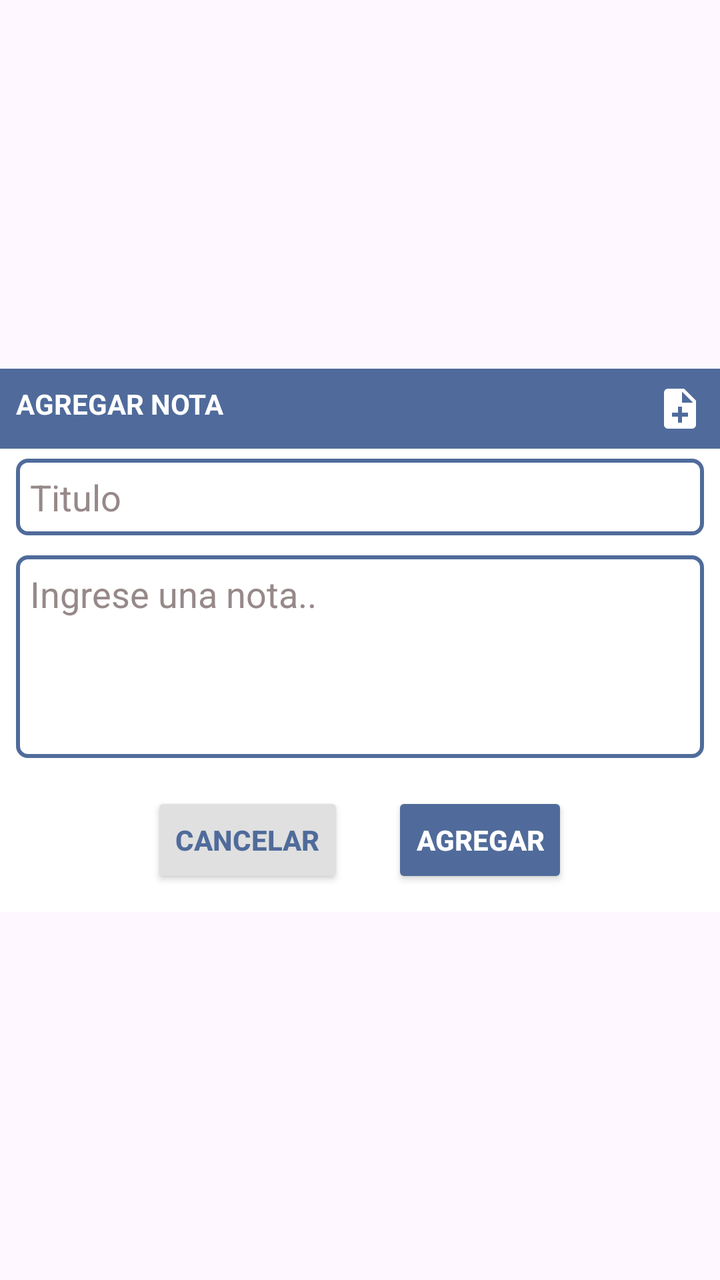
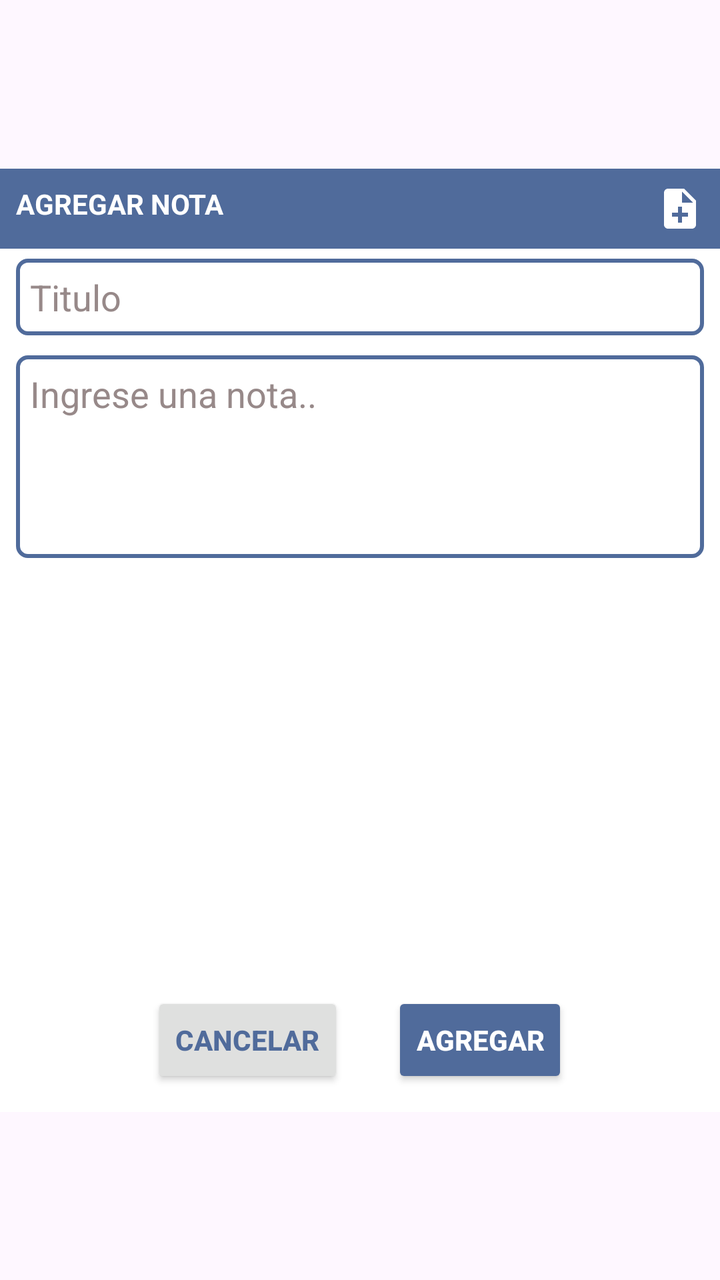

The first picture is an Android layout as it rendered before a commit; the second is the same layout after the commit. The layout source and the unified diff follow.
<!-- AndroidManifest.xml: application theme Theme.NotasApp -->
<!-- res/layout/dialog_add_notes_view2.xml -->
<?xml version="1.0" encoding="utf-8"?>
<androidx.constraintlayout.widget.ConstraintLayout xmlns:android="http://schemas.android.com/apk/res/android"
    xmlns:app="http://schemas.android.com/apk/res-auto"
    xmlns:tools="http://schemas.android.com/tools"
    android:layout_width="match_parent"
    android:layout_height="match_parent">


    <LinearLayout
        android:layout_width="match_parent"
        android:layout_height="wrap_content"
        android:background="@color/white"
        android:orientation="vertical"
        app:layout_constraintBottom_toBottomOf="parent"
        app:layout_constraintEnd_toEndOf="parent"
        app:layout_constraintStart_toStartOf="parent"
        app:layout_constraintTop_toTopOf="parent">


        <LinearLayout
            android:layout_width="match_parent"
            android:layout_height="wrap_content"
            android:orientation="horizontal"
            android:background="@color/color_primario"
            android:padding="8dp">

            <TextView
                android:layout_width="wrap_content"
                android:layout_height="wrap_content"
                android:layout_weight="3"
                android:text="Agregar Nota"
                android:textAllCaps="true"
                android:textColor="@color/white"
                android:textStyle="bold"
                tools:ignore="MissingConstraints" />

            <ImageView
                android:layout_width="24dp"
                android:layout_height="24dp"
                android:src="@drawable/note_ic"
                app:tint="@color/white" />
        </LinearLayout>

        <EditText
            android:id="@+id/et_title"
            android:textColor="@color/black"
            android:layout_width="match_parent"
            android:layout_height="wrap_content"
            android:inputType="textCapSentences"
            android:hint="Titulo"
            android:textColorHint="#978989"
            android:layout_marginHorizontal="8dp"
            android:layout_marginVertical="5dp"
            android:padding="7dp"
            android:background="@drawable/backgroun_add_notes" />

        <EditText
            android:id="@+id/et_Note"
            android:typeface="normal"
            android:textColor="@color/black"
            android:layout_width="match_parent"
            android:layout_height="wrap_content"
            android:inputType="textMultiLine"
            android:textColorHint="#978989"
            android:minLines="4"
            android:padding="7dp"
            android:gravity="top"
            android:hint="Ingrese una nota.."
            android:layout_marginHorizontal="8dp"
            android:layout_marginVertical="5dp"
            android:background="@drawable/backgroun_add_notes" />

        <LinearLayout
            android:layout_width="match_parent"
            android:layout_height="wrap_content"
            android:orientation="horizontal"
            android:gravity="center"
            >

            <androidx.appcompat.widget.AppCompatButton
                android:id="@+id/btn_Cancel"
                android:layout_width="wrap_content"
                android:layout_height="wrap_content"
                android:layout_margin="12dp"
                android:text="Cancelar"
                android:textStyle="bold"
                android:textColor="@color/color_primario"
                android:backgroundTint="#dfe0df"
                />

            <androidx.appcompat.widget.AppCompatButton
                android:id="@+id/btn_AddNote"
                android:layout_width="wrap_content"
                android:layout_height="wrap_content"
                android:layout_margin="12dp"
                android:text="Agregar"
                android:textStyle="bold"
                android:enabled="true"
                android:textColor="@color/white"
                android:backgroundTint="@color/color_primario"
                />

        </LinearLayout>
    </LinearLayout>


</androidx.constraintlayout.widget.ConstraintLayout>
<!-- resources referenced by this layout -->
<resources>
  <color name="black">#FF000000</color>
  <color name="color_primario">#506b9b</color>
  <color name="white">#FFFFFFFF</color>
  <!-- drawable backgroun_add_notes (drawable) -->
  <?xml version="1.0" encoding="utf-8"?>
  <shape xmlns:android="http://schemas.android.com/apk/res/android"
      android:shape="rectangle"
      >
  <stroke
      android:color="@color/color_primario"
      android:width="2dp"
      />
      <corners
          android:radius="5dp"
          />
  </shape>
  <!-- drawable note_ic (drawable) -->
  <vector android:autoMirrored="true" android:height="24dp"
      android:tint="#000000" android:viewportHeight="24"
      android:viewportWidth="24" android:width="24dp" xmlns:android="http://schemas.android.com/apk/res/android">
      <path android:fillColor="@android:color/white" android:pathData="M14,2L6,2c-1.1,0 -1.99,0.9 -1.99,2L4,20c0,1.1 0.89,2 1.99,2L18,22c1.1,0 2,-0.9 2,-2L20,8l-6,-6zM16,16h-3v3h-2v-3L8,16v-2h3v-3h2v3h3v2zM13,9L13,3.5L18.5,9L13,9z"/>
  </vector>
  <style name="Theme.NotasApp" parent="Base.Theme.NotasApp" />
  <style name="Base.Theme.NotasApp" parent="Theme.Material3.DayNight.NoActionBar">
          
          
          <item name="android:windowAnimationStyle">@null</item>
      </style>
</resources>

<!-- the commit's change to res/layout/dialog_add_notes_view2.xml (unified diff, before → after) -->
@@ -3,9 +3,9 @@
     xmlns:app="http://schemas.android.com/apk/res-auto"
     xmlns:tools="http://schemas.android.com/tools"
     android:layout_width="match_parent"
-    android:layout_height="match_parent">
+    android:layout_height="match_parent"
 
-
+    >
     <LinearLayout
         android:layout_width="match_parent"
         android:layout_height="wrap_content"
@@ -72,6 +72,20 @@
 
         <LinearLayout
             android:layout_width="match_parent"
+            android:layout_height="200dp"
+            android:orientation="horizontal"
+            >
+            <androidx.recyclerview.widget.RecyclerView
+                android:id="@+id/categories_addnote"
+                android:layout_width="match_parent"
+                android:layout_height="wrap_content"
+                android:padding="12dp"
+                tools:listitem="@layout/items_categorias">
+            </androidx.recyclerview.widget.RecyclerView>
+        </LinearLayout>
+
+        <LinearLayout
+            android:layout_width="match_parent"
             android:layout_height="wrap_content"
             android:orientation="horizontal"
             android:gravity="center"
@@ -105,3 +119,39 @@
 
 
 </androidx.constraintlayout.widget.ConstraintLayout>
+<!-- res/layout/items_categorias.xml (included above) -->
+<?xml version="1.0" encoding="utf-8"?>
+<androidx.cardview.widget.CardView xmlns:android="http://schemas.android.com/apk/res/android"
+    android:id="@+id/cv_Container"
+    android:layout_width="match_parent"
+    android:layout_height="50dp"
+    xmlns:app="http://schemas.android.com/apk/res-auto"
+    app:cardCornerRadius="15dp"
+    android:layout_margin="6dp"
+    >
+
+    <LinearLayout
+        android:layout_width="match_parent"
+        android:layout_height="match_parent"
+        android:padding="8dp"
+        android:gravity="center"
+        >
+        <TextView
+            android:id="@+id/et_Categoria"
+            android:textSize="14dp"
+            android:layout_width="wrap_content"
+            android:layout_height="wrap_content"
+            android:text="Categoria"
+            android:textColor="#5F5F5F"
+            android:textStyle="bold"
+            />
+        <ImageView
+            android:id="@+id/iv_categorias"
+            android:layout_width="wrap_content"
+            android:layout_height="wrap_content"
+            android:src="@drawable/check_ic"
+            app:tint="#00695C"
+            android:visibility="gone"
+            />
+    </LinearLayout>
+</androidx.cardview.widget.CardView>
<!-- resource entries referenced after the edit -->
@@ -16,6 +16,12 @@
           android:radius="5dp"
           />
   </shape>
+  <!-- drawable check_ic (drawable) -->
+  <vector android:height="24dp" android:tint="#000000"
+      android:viewportHeight="24" android:viewportWidth="24"
+      android:width="24dp" xmlns:android="http://schemas.android.com/apk/res/android">
+      <path android:fillColor="@android:color/white" android:pathData="M9,16.17L4.83,12l-1.42,1.41L9,19 21,7l-1.41,-1.41z"/>
+  </vector>
   <!-- drawable note_ic (drawable) -->
   <vector android:autoMirrored="true" android:height="24dp"
       android:tint="#000000" android:viewportHeight="24"
